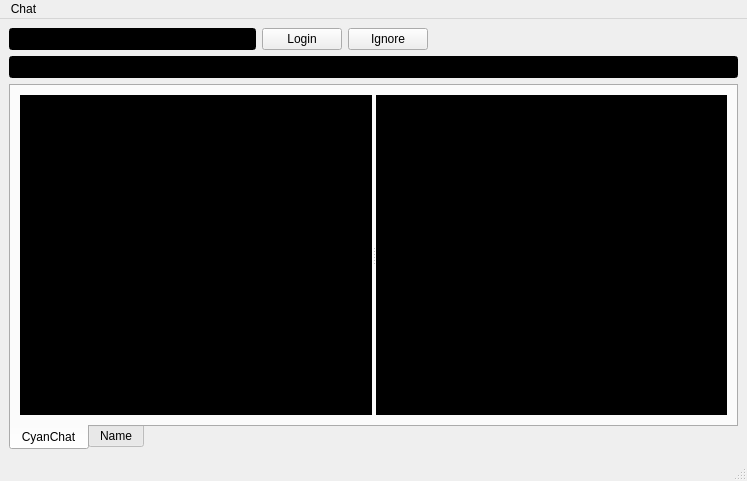
The window that cyanchat.ui (NadnerbD/QtCyanChat) describes before a commit, drawn with Qt 5.
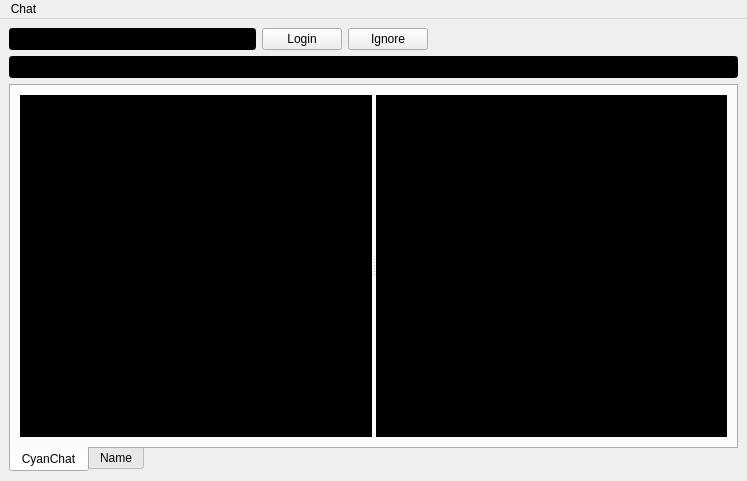
The same window after the commit. Icons and pictures are not drawn.

Commit message: Bugfix version: now saving minimizeToTray value properly, fixed Qt4.7 color bug with list items, removed superflous status bar

```diff
--- a/cyanchat.ui
+++ b/cyanchat.ui
@@ -18,7 +18,7 @@
     <normaloff>:/cyanchat32.png</normaloff>:/cyanchat32.png</iconset>
   </property>
   <property name="styleSheet">
-   <string notr="true">QLineEdit, QTextBrowser, QListView { background: black; color: white; }
+   <string notr="true">QLineEdit, QTextBrowser, QListView, QListWidgetItem { background: black; color: white; }
 QLineEdit:disabled { background: gray; color: black; }</string>
   </property>
   <widget class="QWidget" name="centralwidget">
@@ -184,7 +184,6 @@
    </widget>
    <addaction name="menuChat"/>
   </widget>
-  <widget class="QStatusBar" name="statusbar"/>
   <action name="actionConnect">
    <property name="text">
     <string>Connect</string>
```
Left out of the diff: 2 changed lines with no effect on the pictures. The commit also changes 2 other files.
